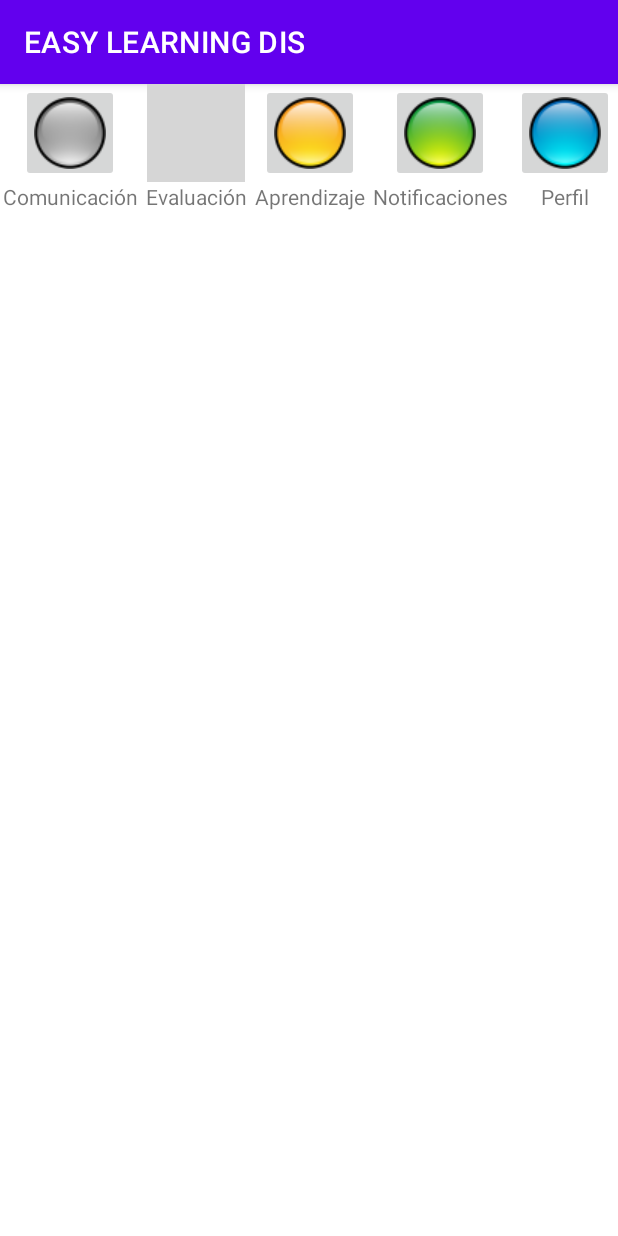
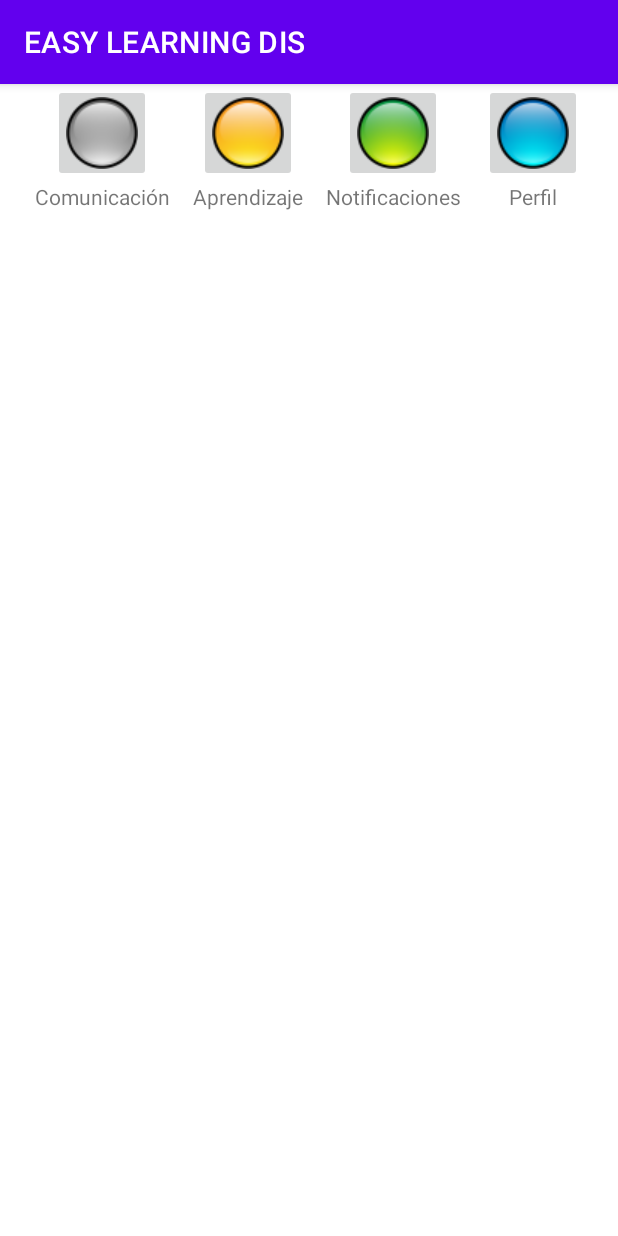
Before and after one commit to kgalarza95/easy_learning_dis, an Android app: the fragment MenuProfesor shown on its own in the app's theme, on a phone screen of 412 x 824 dp. Run offline under Robolectric (Android 15) with nearby library versions, the phone set to English and light mode, and no system bars; grey boxes are pictures that could not be loaded.

```diff
--- a/app/src/main/java/com/example/proyfragmentmodal/profesor/MenuProfesor.java
+++ b/app/src/main/java/com/example/proyfragmentmodal/profesor/MenuProfesor.java
@@ -1,14 +1,21 @@
 package com.example.proyfragmentmodal.profesor;
 
+import android.content.DialogInterface;
 import android.os.Bundle;
 
+import androidx.appcompat.app.AlertDialog;
 import androidx.fragment.app.Fragment;
+import androidx.fragment.app.FragmentManager;
+import androidx.fragment.app.FragmentTransaction;
 
 import android.view.LayoutInflater;
 import android.view.View;
 import android.view.ViewGroup;
+import android.widget.Toast;
 
 import com.example.proyfragmentmodal.R;
+import com.example.proyfragmentmodal.mini_pantalla_dos;
+import com.example.proyfragmentmodal.mini_pantalla_uno;
 
 
 public class MenuProfesor extends Fragment {
@@ -35,6 +42,44 @@ public class MenuProfesor extends Fragment {
                              Bundle savedInstanceState) {
         View vista = inflater.inflate(R.layout.fragment_menu_profesor, container, false);
 
+       /* //boton perfil
+        vista.findViewById(R.id.btn_mn_perfil).setOnClickListener(new View.OnClickListener() {
+            @Override
+            public void onClick(View v) {
+                AlertDialog.Builder builder = new AlertDialog.Builder(getActivity());
+                builder.setTitle("Lista de Opciones")
+                        .setItems(R.array.li_opciones_perfil, new DialogInterface.OnClickListener() {
+                            public void onClick(DialogInterface dialog, int which) {
+
+                                Toast.makeText(getActivity(), "which: "+which, Toast.LENGTH_SHORT).show();
+                                switch (which){
+                                    case  0:
+                                        FragmentManager miManejador = getActivity().getSupportFragmentManager();//getFragmentManager(); //getParentFragmentManager();
+                                        FragmentTransaction miTrnsaccion = miManejador.beginTransaction();
+                                        //remplazar fragmento actual con el nuevo indicado en el contenedor
+                                        miTrnsaccion.replace(R.id.contenedor_fragment, new mini_pantalla_uno());
+                                        miTrnsaccion.commit();
+                                        break;
+                                    case 1:
+                                        FragmentManager miManejador_ = getActivity().getSupportFragmentManager();//getFragmentManager(); //getParentFragmentManager();
+                                        FragmentTransaction miTrnsaccion_ = miManejador_.beginTransaction();
+                                        //remplazar fragmento actual con el nuevo indicado en el contenedor
+                                        miTrnsaccion_.replace(R.id.contenedor_fragment, new mini_pantalla_dos());
+                                        miTrnsaccion_.commit();
+                                        break;
+                                    default:
+                                        Toast.makeText(getActivity(), "Pantalla no configurada aún", Toast.LENGTH_SHORT).show();
+                                        break;
+                                }
+                            }
+                        });
+                //builder.create();
+
+                AlertDialog dialog = builder.create();
+                dialog.show();
+            }
+        });
+*/
         return vista;
     }
 }
--- a/app/src/main/res/layout/activity_main.xml
+++ b/app/src/main/res/layout/activity_main.xml
@@ -10,10 +10,11 @@
 
     <fragment
         android:id="@+id/menu"
-        android:name="com.example.proyfragmentmodal.principal.Menu"
         android:layout_width="match_parent"
         android:layout_height="wrap_content"
-        tools:layout="@layout/fragment_menu_estudiante">
+        android:name="com.example.proyfragmentmodal.Empty"
+        tools:layout="@layout/fragment_empty"
+        >
 
     </fragment>
 
--- a/app/src/main/res/layout/fragment_menu_profesor.xml
+++ b/app/src/main/res/layout/fragment_menu_profesor.xml
@@ -21,7 +21,7 @@
             android:orientation="vertical">
 
             <ImageButton
-                android:id="@+id/btn_mn_comunicacion"
+                android:id="@+id/btn_mn_comunicacion_"
                 android:layout_width="65dp"
                 android:layout_height="65dp"
                 android:contentDescription="Linterna"
@@ -37,7 +37,7 @@
         </LinearLayout>
 
         <Space
-            android:layout_width="5dp"
+            android:layout_width="15dp"
             android:layout_height="1dp"></Space>
 
         <LinearLayout
@@ -47,32 +47,7 @@
             android:orientation="vertical">
 
             <ImageButton
-                android:id="@+id/btn_mn_eval"
-                android:layout_width="65dp"
-                android:layout_height="65dp"
-                android:contentDescription="Nivel"
-                android:src="@drawable/btn_cl_48_r">
-
-            </ImageButton>
-
-            <TextView
-                android:layout_width="wrap_content"
-                android:layout_height="wrap_content"
-                android:text="Evaluación"></TextView>
-        </LinearLayout>
-
-        <Space
-            android:layout_width="5dp"
-            android:layout_height="1dp"></Space>
-
-        <LinearLayout
-            android:layout_width="wrap_content"
-            android:layout_height="wrap_content"
-            android:gravity="center"
-            android:orientation="vertical">
-
-            <ImageButton
-                android:id="@+id/btn_mn_aprendizaje"
+                android:id="@+id/btn_mn_aprendizaje_"
                 android:layout_width="65dp"
                 android:layout_height="65dp"
                 android:contentDescription="Musica"
@@ -87,7 +62,7 @@
         </LinearLayout>
 
         <Space
-            android:layout_width="5dp"
+            android:layout_width="15dp"
             android:layout_height="1dp"></Space>
 
         <LinearLayout
@@ -97,7 +72,7 @@
             android:orientation="vertical">
 
             <ImageButton
-                android:id="@+id/btn_mn_notificacion"
+                android:id="@+id/btn_mn_notificacion_"
                 android:layout_width="65dp"
                 android:layout_height="65dp"
                 android:contentDescription="Musica 2"
@@ -112,7 +87,7 @@
         </LinearLayout>
 
         <Space
-            android:layout_width="5dp"
+            android:layout_width="15dp"
             android:layout_height="1dp"></Space>
 
         <LinearLayout
@@ -122,7 +97,7 @@
             android:orientation="vertical">
 
             <ImageButton
-                android:id="@+id/btn_mn_perfil"
+                android:id="@+id/btn_mn_perfil_"
                 android:layout_width="65dp"
                 android:layout_height="65dp"
 
```
Also changed, not shown: app/src/main/java/com/example/proyfragmentmodal/Empty.java (added, +34 -0 lines), app/src/main/java/com/example/proyfragmentmodal/principal/MainActivity.java (+9 -8 lines), app/src/main/res/layout/fragment_empty.xml (added, +7 -0 lines).
